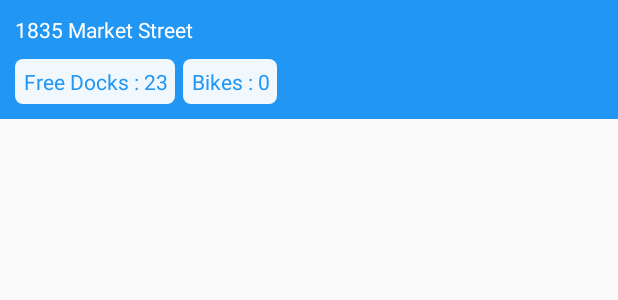
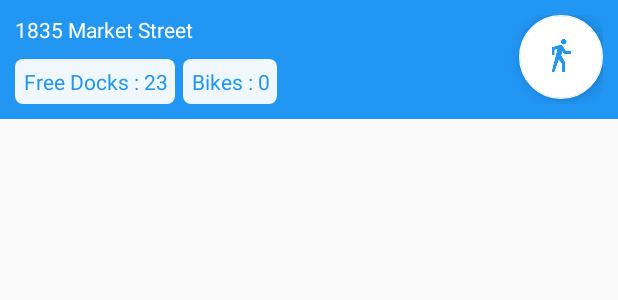
Before and after one commit to RahulRvR/SpotBikePhilly, an Android app: the layout bike_info_layout.xml on its own in the app's theme, with its tools: preview values and no code run, on a phone screen of 412 x 824 dp. Shown: the top 300 px of the screen. Run offline under Robolectric (Android 15) with nearby library versions, the phone set to English and light mode, and no system bars; plain views replace RobotoTextView.

Commit message:
positiong fab button

```diff
--- a/app/src/main/res/layout/bike_info_layout.xml
+++ b/app/src/main/res/layout/bike_info_layout.xml
@@ -8,6 +8,22 @@
     android:paddingTop="20dp"
     android:paddingBottom="20dp"
     android:background="?attr/colorPrimary">
+
+    <android.support.design.widget.FloatingActionButton
+        android:id="@+id/fab"
+        android:layout_width="wrap_content"
+        android:layout_height="wrap_content"
+        android:layout_gravity="bottom|end"
+        android:layout_alignParentTop="true"
+        android:layout_alignParentRight="true"
+        android:clickable="true"
+        android:src="@drawable/ic_maps_directions_walk"
+        app:elevation="6dp"
+        app:layout_anchor="@+id/toolbar"
+        app:layout_anchorGravity="right"
+        app:pressedTranslationZ="12dp" />
+
+
 
     <com.devspark.robototextview.widget.RobotoTextView
         android:id="@+id/txtAddress"
```
Also changed, not shown: app/src/main/java/com/rahulrvr/spotbikephilly/MapsActivity.java (+6 -3 lines), app/src/main/res/layout/activity_maps.xml (+0 -14 lines).
